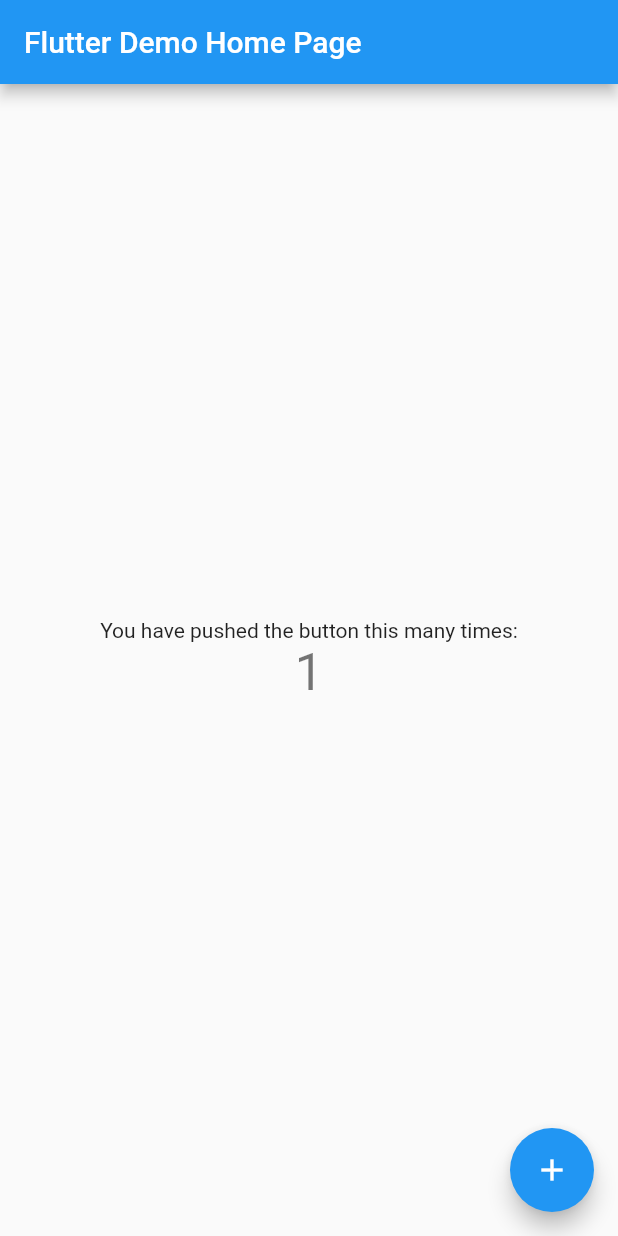
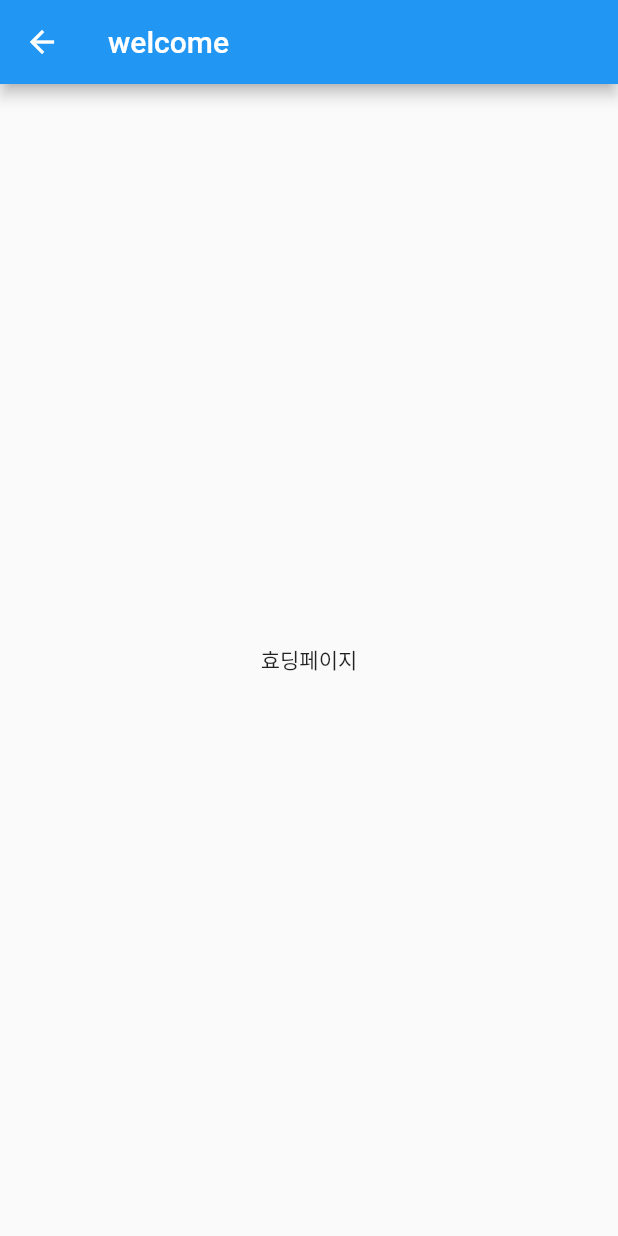
Before and after one commit to HiddenEvent/corona_plus_edut, a Flutter app: the MyHomePage screen opened directly, after a tap on the "add" icon, on a phone screen of 412 x 824 dp. Run offline on Flutter 3.47's test engine with Material 2 defaults, Android fonts, the phone set to English and light mode, and no system bars.

Commit message:
kakao flutter 지움 + 효지니 work

```diff
--- a/lib/hyo/test.dart
+++ b/lib/hyo/test.dart
@@ -0,0 +1,57 @@
+import 'package:flutter/material.dart';
+import 'package:com/hyo/test.dart';
+
+class HyoPage extends StatefulWidget {
+  @override
+  _HyoPage createState() => _HyoPage();
+}
+
+class _HyoPage extends State<HyoPage> {
+  @override
+  Widget build(BuildContext context) {
+    return Scaffold(
+
+        body: _buildList());
+  }
+
+  Widget _buildList() {
+    return Scaffold(
+      appBar: AppBar(
+        // Here we take the value from the MyHomePage object that was created by
+        // the App.build method, and use it to set our appbar title.
+        title: Text("welcome"),
+
+      ),
+      body: Center(
+        // Center is a layout widget. It takes a single child and positions it
+        // in the middle of the parent.
+        child: Column(
+          // Column is also a layout widget. It takes a list of children and
+          // arranges them vertically. By default, it sizes itself to fit its
+          // children horizontally, and tries to be as tall as its parent.
+          //
+          // Invoke "debug painting" (press "p" in the console, choose the
+          // "Toggle Debug Paint" action from the Flutter Inspector in Android
+          // Studio, or the "Toggle Debug Paint" command in Visual Studio Code)
+          // to see the wireframe for each widget.
+          //
+          // Column has various properties to control how it sizes itself and
+          // how it positions its children. Here we use mainAxisAlignment to
+          // center the children vertically; the main axis here is the vertical
+          // axis because Columns are vertical (the cross axis would be
+          // horizontal).
+
+          mainAxisAlignment: MainAxisAlignment.center,
+          children: <Widget>[
+            Text(
+              '효딩페이지',
+            ),
+
+
+          ],
+
+        ),
+
+      ),);
+  }
+}
--- a/lib/main.dart
+++ b/lib/main.dart
@@ -1,6 +1,6 @@
 import 'package:flutter/material.dart';
 import 'package:com/hyo/test.dart';
-import 'package:kakao_flutter_sdk/all.dart';
+
 
 void main() => runApp(MyApp());
 
@@ -22,7 +22,7 @@
         // is not restarted.
         primarySwatch: Colors.blue,
       ),
-      home: MyHomePage(title: 'Flutter Demo Home Page'),
+      home: MyHomePage(title: 'Home 연결페이지'),
     );
   }
 }
@@ -59,6 +59,8 @@
     });
   }
 
+
+
   @override
   Widget build(BuildContext context) {
     // This method is rerun every time setState is called, for instance as done
@@ -72,6 +74,7 @@
         // Here we take the value from the MyHomePage object that was created by
         // the App.build method, and use it to set our appbar title.
         title: Text(widget.title),
+
       ),
       body: Center(
         // Center is a layout widget. It takes a single child and positions it
@@ -91,23 +94,35 @@
           // center the children vertically; the main axis here is the vertical
           // axis because Columns are vertical (the cross axis would be
           // horizontal).
+
           mainAxisAlignment: MainAxisAlignment.center,
           children: <Widget>[
             Text(
-              'You have pushed the button this many times:',
+              '난 천재지',
             ),
             Text(
               '$_counter',
               style: Theme.of(context).textTheme.display1,
             ),
+
           ],
+
         ),
+
       ),
+
       floatingActionButton: FloatingActionButton(
-        onPressed: _incrementCounter,
+        onPressed:(){
+          Navigator.of(context).push(
+          // 클릭하면 각 클래스 페이지 호출 **여기 고치세요~~
+            MaterialPageRoute(builder: (context) => HyoPage()));
+          }, // _incrementCounter,
         tooltip: 'Increment',
-        child: Icon(Icons.add),
+        child:
+                Icon(Icons.add)
+
       ), // This trailing comma makes auto-formatting nicer for build methods.
+
     );
   }
 }
--- a/pubspec.yaml
+++ b/pubspec.yaml
@@ -24,7 +24,8 @@
   # The following adds the Cupertino Icons font to your application.
   # Use with the CupertinoIcons class for iOS style icons.
   cupertino_icons: ^0.1.2
-  kakao_flutter_sdk: ^0.4.2
+
+
 dev_dependencies:
   flutter_test:
     sdk: flutter
```
Also changed, not shown: pubspec.lock.
